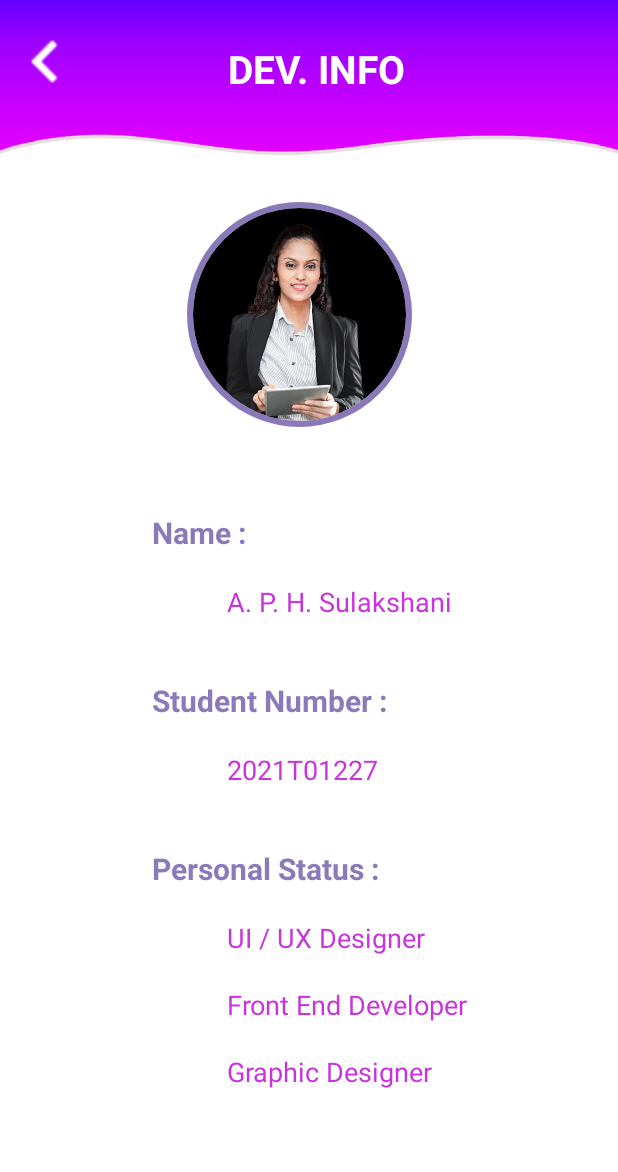
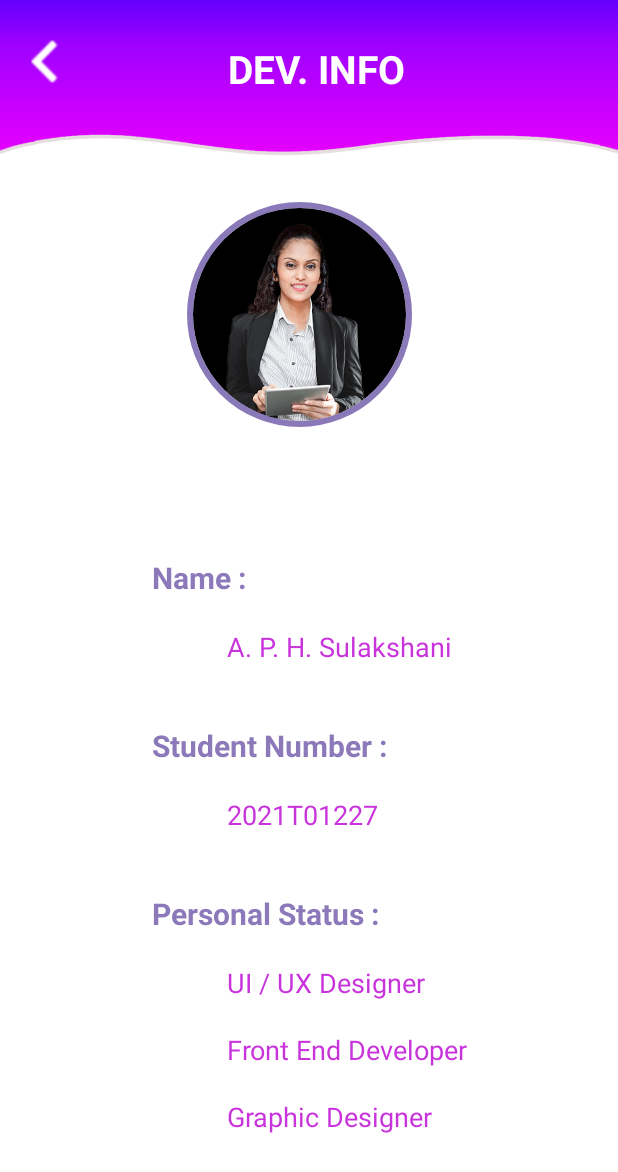
Before and after one commit to Hansanika-Sulakshani/To_Do_Application, an Android app: the Developer_Info screen opened directly, with no data from a screen before it, on a phone screen of 412 x 824 dp. Shown: the top 1172 px of the screen. Run offline under Robolectric (Android 15) with nearby library versions, the light colour scheme and no system bars; our stand-ins replace CircleImageView.

Commit message:
Just update 3

```diff
--- a/app/src/main/res/layout/activity_developer_info.xml
+++ b/app/src/main/res/layout/activity_developer_info.xml
@@ -62,6 +62,7 @@
             android:layout_marginBottom="10dp"
             android:text="Name :"
             android:textColor="#C36750A3"
+            android:paddingTop="30dp"
             android:textSize="20dp"
             android:textStyle="bold" />
 
```
